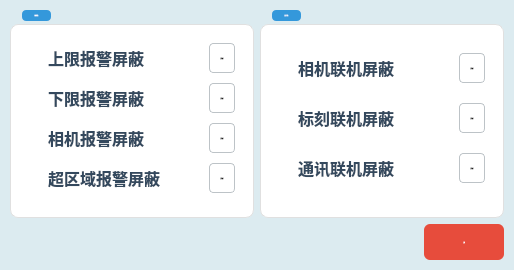
Old version of the form librecad/src/OCRdemo/SerialManager.ui in the repository Hcj1108/Librecad_AFP5000.
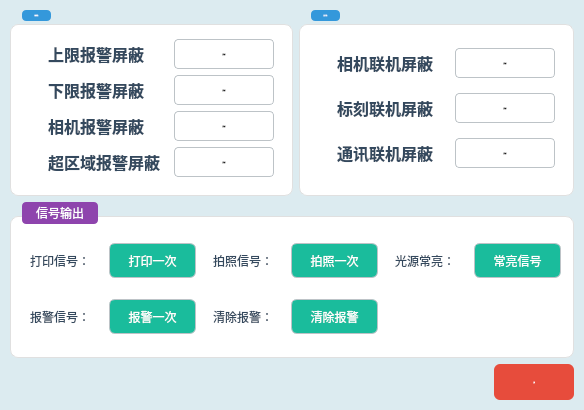
New version of the form. Icons and pictures are not drawn.

The edit to the form file:
```diff
--- a/librecad/src/OCRdemo/SerialManager.ui
+++ b/librecad/src/OCRdemo/SerialManager.ui
@@ -9,8 +9,8 @@
    <rect>
     <x>0</x>
     <y>0</y>
-    <width>514</width>
-    <height>270</height>
+    <width>584</width>
+    <height>410</height>
    </rect>
   </property>
   <property name="windowTitle">
@@ -53,7 +53,8 @@
        </property>
        <property name="styleSheet">
         <string notr="true">QGroupBox{font: bold 14px &quot;Microsoft YaHei&quot;; color: #2c3e50; border: 1px solid #e0e0e0; border-radius: 8px; margin-top: 14px; padding-top: 18px; background: #ffffff;}
-QGroupBox::title{subcontrol-origin: margin; left: 12px; padding: 4px 12px; background: #3498db; color: white; border-radius: 4px;}</string>
+QGroupBox::title{subcontrol-origin: margin; left: 12px; padding: 4px 12px; background: #3498db; color: white; border-radius: 4px;}
+QToolButton{font: bold 11px &quot;Microsoft YaHei&quot;; border-radius: 4px; padding: 4px 8px; border: 1px solid #bdc3c7; background: #ffffff;}</string>
        </property>
        <property name="title">
         <string>报警状态</string>
@@ -98,10 +99,16 @@
          <widget class="QToolButton" name="toolButton_10">
           <property name="minimumSize">
            <size>
-            <width>0</width>
+            <width>100</width>
             <height>30</height>
            </size>
           </property>
+          <property name="maximumSize">
+           <size>
+            <width>100</width>
+            <height>16777215</height>
+           </size>
+          </property>
           <property name="font">
            <font>
             <family>Microsoft YaHei</family>
@@ -111,7 +118,7 @@
            </font>
           </property>
           <property name="styleSheet">
-           <string notr="true">QToolButton{font: bold 11px &quot;Microsoft YaHei&quot;; border-radius: 4px; padding: 4px 8px; border: 1px solid #bdc3c7; background: #ffffff;}</string>
+           <string notr="true"/>
           </property>
           <property name="text">
            <string>正常运行</string>
@@ -139,10 +146,16 @@
          <widget class="QToolButton" name="toolButton_11">
           <property name="minimumSize">
            <size>
-            <width>0</width>
+            <width>100</width>
             <height>30</height>
            </size>
           </property>
+          <property name="maximumSize">
+           <size>
+            <width>100</width>
+            <height>16777215</height>
+           </size>
+          </property>
           <property name="font">
            <font>
             <family>Microsoft YaHei</family>
@@ -152,7 +165,7 @@
            </font>
           </property>
           <property name="styleSheet">
-           <string notr="true">QToolButton{font: bold 11px &quot;Microsoft YaHei&quot;; border-radius: 4px; padding: 4px 8px; border: 1px solid #bdc3c7; background: #ffffff;}</string>
+           <string notr="true"/>
           </property>
           <property name="text">
            <string>正常运行</string>
@@ -180,10 +193,16 @@
          <widget class="QToolButton" name="toolButton_12">
           <property name="minimumSize">
            <size>
-            <width>0</width>
+            <width>100</width>
             <height>30</height>
            </size>
           </property>
+          <property name="maximumSize">
+           <size>
+            <width>100</width>
+            <height>16777215</height>
+           </size>
+          </property>
           <property name="font">
            <font>
             <family>Microsoft YaHei</family>
@@ -193,7 +212,7 @@
            </font>
           </property>
           <property name="styleSheet">
-           <string notr="true">QToolButton{font: bold 11px &quot;Microsoft YaHei&quot;; border-radius: 4px; padding: 4px 8px; border: 1px solid #bdc3c7; background: #ffffff;}</string>
+           <string notr="true"/>
           </property>
           <property name="text">
            <string>正常运行</string>
@@ -221,10 +240,16 @@
          <widget class="QToolButton" name="toolButton_13">
           <property name="minimumSize">
            <size>
-            <width>0</width>
+            <width>100</width>
             <height>30</height>
            </size>
           </property>
+          <property name="maximumSize">
+           <size>
+            <width>100</width>
+            <height>16777215</height>
+           </size>
+          </property>
           <property name="font">
            <font>
             <family>Microsoft YaHei</family>
@@ -234,7 +259,7 @@
            </font>
           </property>
           <property name="styleSheet">
-           <string notr="true">QToolButton{font: bold 11px &quot;Microsoft YaHei&quot;; border-radius: 4px; padding: 4px 8px; border: 1px solid #bdc3c7; background: #ffffff;}</string>
+           <string notr="true"/>
           </property>
           <property name="text">
            <string>正常运行</string>
@@ -256,7 +281,8 @@
        </property>
        <property name="styleSheet">
         <string notr="true">QGroupBox{font: bold 14px &quot;Microsoft YaHei&quot;; color: #2c3e50; border: 1px solid #e0e0e0; border-radius: 8px; margin-top: 14px; padding-top: 18px; background: #ffffff;}
-QGroupBox::title{subcontrol-origin: margin; left: 12px; padding: 4px 12px; background: #3498db; color: white; border-radius: 4px;}</string>
+QGroupBox::title{subcontrol-origin: margin; left: 12px; padding: 4px 12px; background: #3498db; color: white; border-radius: 4px;}
+QToolButton{font: bold 11px &quot;Microsoft YaHei&quot;; border-radius: 4px; padding: 4px 8px; border: 1px solid #bdc3c7; background: #ffffff;}</string>
        </property>
        <property name="title">
         <string>联机状态</string>
@@ -301,10 +327,16 @@
          <widget class="QToolButton" name="toolButton_14">
           <property name="minimumSize">
            <size>
-            <width>0</width>
+            <width>100</width>
             <height>30</height>
            </size>
           </property>
+          <property name="maximumSize">
+           <size>
+            <width>100</width>
+            <height>16777215</height>
+           </size>
+          </property>
           <property name="font">
            <font>
             <family>Microsoft YaHei</family>
@@ -314,7 +346,7 @@
            </font>
           </property>
           <property name="styleSheet">
-           <string notr="true">QToolButton{font: bold 11px &quot;Microsoft YaHei&quot;; border-radius: 4px; padding: 4px 8px; border: 1px solid #bdc3c7; background: #ffffff;}</string>
+           <string notr="true"/>
           </property>
           <property name="text">
            <string>正常运行</string>
@@ -342,10 +374,16 @@
          <widget class="QToolButton" name="toolButton_15">
           <property name="minimumSize">
            <size>
-            <width>0</width>
+            <width>100</width>
             <height>30</height>
            </size>
           </property>
+          <property name="maximumSize">
+           <size>
+            <width>100</width>
+            <height>16777215</height>
+           </size>
+          </property>
           <property name="font">
            <font>
             <family>Microsoft YaHei</family>
@@ -355,7 +393,7 @@
            </font>
           </property>
           <property name="styleSheet">
-           <string notr="true">QToolButton{font: bold 11px &quot;Microsoft YaHei&quot;; border-radius: 4px; padding: 4px 8px; border: 1px solid #bdc3c7; background: #ffffff;}</string>
+           <string notr="true"/>
           </property>
           <property name="text">
            <string>正常运行</string>
@@ -383,10 +421,16 @@
          <widget class="QToolButton" name="toolButton_16">
           <property name="minimumSize">
            <size>
-            <width>0</width>
+            <width>100</width>
             <height>30</height>
            </size>
           </property>
+          <property name="maximumSize">
+           <size>
+            <width>100</width>
+            <height>16777215</height>
+           </size>
+          </property>
           <property name="font">
            <font>
             <family>Microsoft YaHei</family>
@@ -396,7 +440,7 @@
            </font>
           </property>
           <property name="styleSheet">
-           <string notr="true">QToolButton{font: bold 11px &quot;Microsoft YaHei&quot;; border-radius: 4px; padding: 4px 8px; border: 1px solid #bdc3c7; background: #ffffff;}</string>
+           <string notr="true"/>
           </property>
           <property name="text">
            <string>正常运行</string>
@@ -408,6 +452,126 @@
      </item>
     </layout>
    </item>
+   <item>
+    <widget class="QGroupBox" name="groupBox_3">
+     <property name="styleSheet">
+      <string notr="true">QGroupBox{font: bold 14px &quot;Microsoft YaHei&quot;; color: #2c3e50; border: 1px solid #e0e0e0; border-radius: 8px; margin-top: 14px; padding-top: 18px; background: #ffffff;}
+QGroupBox::title{subcontrol-origin: margin; left: 12px; padding: 4px 12px; background: #8e44ad; color: white; border-radius: 4px;}
+QLabel{color: #34495e; background: transparent; font: bold 12px &quot;Microsoft YaHei&quot;; padding: 2px 4px;}
+QToolButton{font: bold 11px &quot;Microsoft YaHei&quot;; border-radius: 4px; padding: 4px 8px; border: 1px solid #bdc3c7; background: #ffffff;}</string>
+     </property>
+     <property name="title">
+      <string>信号输出</string>
+     </property>
+     <layout class="QGridLayout" name="gridLayout">
+      <property name="leftMargin">
+       <number>10</number>
+      </property>
+      <property name="topMargin">
+       <number>10</number>
+      </property>
+      <property name="rightMargin">
+       <number>10</number>
+      </property>
+      <property name="bottomMargin">
+       <number>10</number>
+      </property>
+      <property name="spacing">
+       <number>10</number>
+      </property>
+      <item row="0" column="5">
+       <widget class="QToolButton" name="toolButton_5">
+        <property name="styleSheet">
+         <string notr="true">QToolButton{font: bold 12px &quot;Microsoft YaHei&quot;; background: #1abc9c; color: white; border-radius: 6px; padding: 6px 14px;}
+QToolButton:hover{background: #2980b9;}</string>
+        </property>
+        <property name="text">
+         <string>常亮信号</string>
+        </property>
+       </widget>
+      </item>
+      <item row="1" column="3">
+       <widget class="QToolButton" name="toolButton_4">
+        <property name="styleSheet">
+         <string notr="true">QToolButton{font: bold 12px &quot;Microsoft YaHei&quot;; background: #1abc9c; color: white; border-radius: 6px; padding: 6px 14px;}
+QToolButton:hover{background: #2980b9;}</string>
+        </property>
+        <property name="text">
+         <string>清除报警</string>
+        </property>
+       </widget>
+      </item>
+      <item row="0" column="1">
+       <widget class="QToolButton" name="toolButton">
+        <property name="styleSheet">
+         <string notr="true">QToolButton{font: bold 12px &quot;Microsoft YaHei&quot;; background: #1abc9c; color: white; border-radius: 6px; padding: 6px 14px;}
+QToolButton:hover{background: #2980b9;}</string>
+        </property>
+        <property name="text">
+         <string>打印一次</string>
+        </property>
+       </widget>
+      </item>
+      <item row="1" column="0">
+       <widget class="QLabel" name="label_3">
+        <property name="text">
+         <string>报警信号：</string>
+        </property>
+       </widget>
+      </item>
+      <item row="0" column="2">
+       <widget class="QLabel" name="label_2">
+        <property name="text">
+         <string>拍照信号：</string>
+        </property>
+       </widget>
+      </item>
+      <item row="0" column="0">
+       <widget class="QLabel" name="label">
+        <property name="text">
+         <string>打印信号：</string>
+        </property>
+       </widget>
+      </item>
+      <item row="0" column="3">
+       <widget class="QToolButton" name="toolButton_2">
+        <property name="styleSheet">
+         <string notr="true">QToolButton{font: bold 12px &quot;Microsoft YaHei&quot;; background: #1abc9c; color: white; border-radius: 6px; padding: 6px 14px;}
+QToolButton:hover{background: #2980b9;}</string>
+        </property>
+        <property name="text">
+         <string>拍照一次</string>
+        </property>
+       </widget>
+      </item>
+      <item row="1" column="2">
+       <widget class="QLabel" name="label_4">
+        <property name="text">
+         <string>清除报警：</string>
+        </property>
+       </widget>
+      </item>
+      <item row="1" column="1">
+       <widget class="QToolButton" name="toolButton_3">
+        <property name="styleSheet">
+         <string notr="true">QToolButton{font: bold 12px &quot;Microsoft YaHei&quot;;background: #1abc9c; color: white; border-radius: 6px; padding: 6px 14px;}
+QToolButton:hover{background: #2980b9;}</string>
+        </property>
+        <property name="text">
+         <string>报警一次</string>
+        </property>
+       </widget>
+      </item>
+      <item row="0" column="4">
+       <widget class="QLabel" name="label_5">
+        <property name="text">
+         <string>光源常亮：</string>
+        </property>
+       </widget>
+      </item>
+     </layout>
+    </widget>
+   </item>
    <item>
     <layout class="QHBoxLayout" name="bottomBar">
      <item>
```
Left out of the diff: 2 changed lines with no effect on the pictures.
